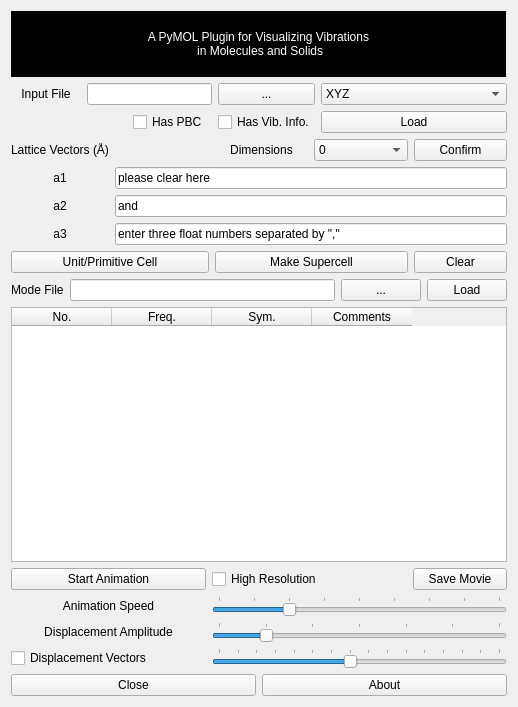
Qt form src/gui_cut.ui (smutao/PyVibMS) before a commit.
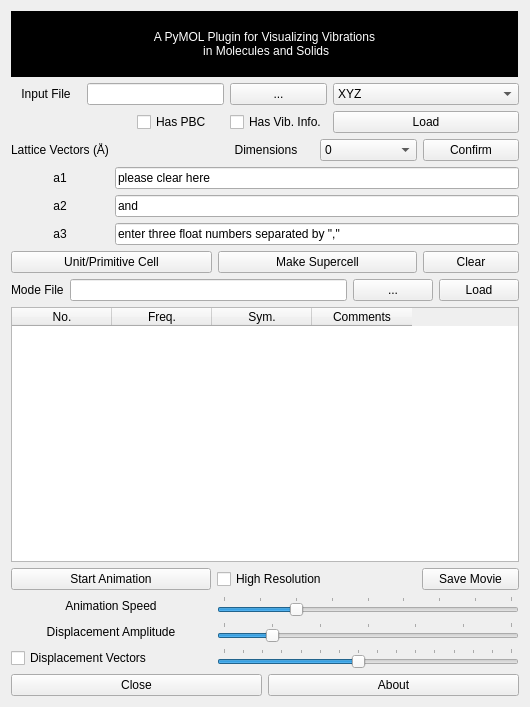
The same form after that commit.

```diff
--- a/src/gui_cut.ui
+++ b/src/gui_cut.ui
@@ -6,7 +6,7 @@
    <rect>
     <x>0</x>
     <y>0</y>
-    <width>518</width>
+    <width>530</width>
     <height>707</height>
    </rect>
   </property>
```
Left out of the diff: 10 changed lines with no effect on the pictures.
